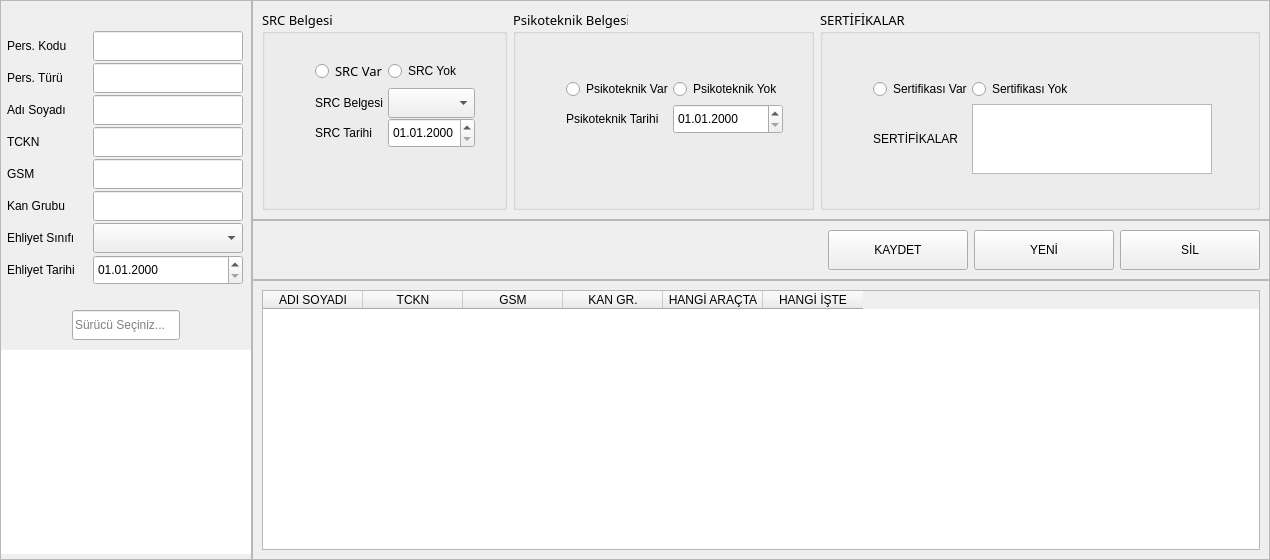
Before: the Qt Designer form ui/ui_files/drivers_window.ui in AyhanErcan70/SATTUP, drawn with Qt 5.
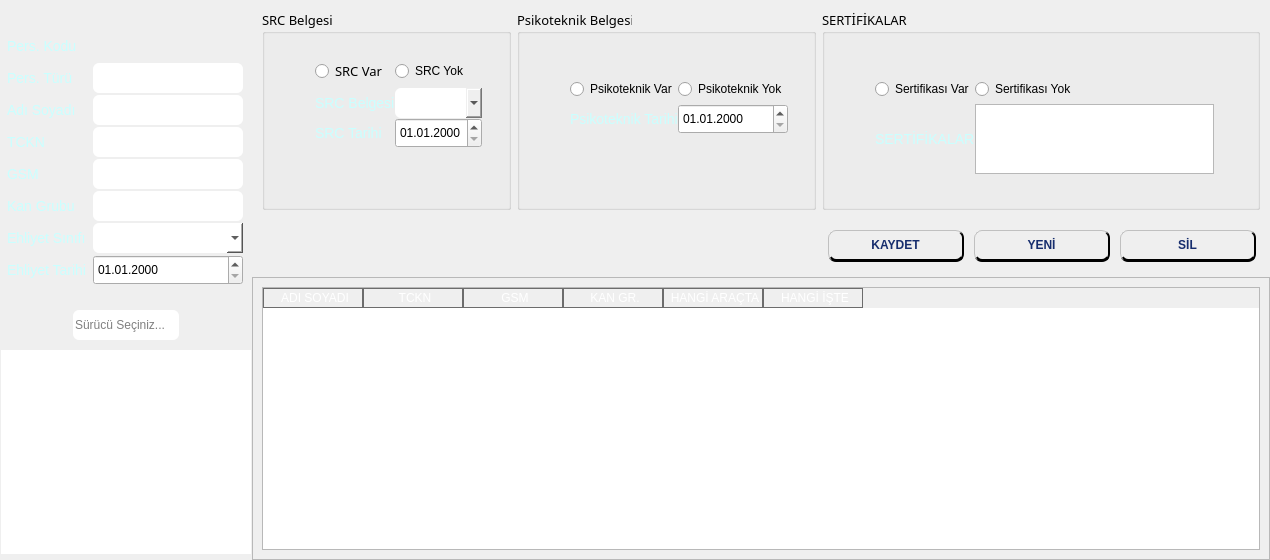
After: the same form once the commit is applied. Icons and pictures are not drawn.

Commit message: UI layout/style updates (designer)

The edit to the form file:
```diff
--- a/ui/ui_files/drivers_window.ui
+++ b/ui/ui_files/drivers_window.ui
@@ -14,7 +14,119 @@
    <string>Form</string>
   </property>
   <property name="styleSheet">
-   <string notr="true"/>
+   <string notr="true">QWidget#main_form{border-image: url(:/resimler/a22.png);}
+QWidget#main_form QLabel{color: rgb(202, 255, 255);font_family: &quot;Calibri&quot;;font-size: 14px;}
+
+QFrame#top_frame, QFrame#middle_n_frame, QFrame#middle_s_frame{background: transparent;}
+
+QFrame#top_frame QLineEdit#txt_personel_kodu, QFrame#top_frame QLineEdit#txt_musteri_kodu, QFrame#top_frame QLineEdit#txt_arac_kodu, QFrame#top_frame QLineEdit#txt_sozlesme_kodu{
+	border: none;
+	background:none;
+	background-color:transparent;
+	font-family: &quot;&quot;Poppins&quot;&quot;;
+	font-weight: bold;
+	font-size: 12pt;
+	text-align: center;
+	color:#00ff7f;
+}
+
+QFrame QLineEdit, QFrame QComboBox, QFrame QateEdit {
+	
+	background-color: #fff;
+	border-radius: 6px;
+} 
+QFrame QLineEdit:focus, QFrame QComboBox:focus, QFrame QateEdit:focus {
+	background-color: #ffff10;
+	border: 1px solid #da0000;
+	border-radius: 6px;
+} 
+
+QFrame#top_frame QLabel{color: rgb(202, 255, 255);font_family: &quot;Calibri&quot;;font-size: 14px;}
+QFrame#top_frame QLabel#lbl_photo{font-size: 10px;}
+
+QWidget#main_form QPushButton {
+	background-color: qlineargradient(x1:0, y1:0, x2:0, y2:1,
+                                      stop:0 #B0B0B0, stop: 0.5 #9D9D9D,
+                                      stop: 0.6 #8D8D8D, stop:1 #686868);
+    color: #162d6d;
+    font-family: 'Yu Gothic UI', sans-serif; 
+	font-weight: bold;   
+    font-size: 12px;
+    border-radius: 8px;
+	border-top: 1px solid #C0C0C0;
+    border-left: 1px solid #C0C0C0;
+    border-right: 2px solid #000; 
+    border-bottom: 3px solid #000; 
+	min-height: 28px;
+    margin-right: 4px; 
+    margin-bottom: 5px;    
+}
+QWidget#main_form QPushButton:hover {
+    color: #fff;
+   font-size:14px;
+    border-right: 4px solid #A9A9A9;
+    border-bottom: 5px solid #808080;
+}
+
+QWidget#main_form QPushButton:pressed {
+    color: #55ff00;
+    border-top: 2px solid #696969;
+    border-left: 2px solid #696969;
+    border-right: 1px solid #808080;   
+    border-bottom: 1px solid #808080;     
+    margin-top: 4px;  
+    margin-left: 0px; 
+    margin-bottom: 1px;
+    margin-right: 2px;    
+    padding-top: 10px;  
+}
+
+QFrame#top_frame QTableWidget{
+	color: #000;
+    background-color: #ffffff;
+    alternate-background-color: #cfd0d1;
+    gridline-color: #96999c;            
+    border: 1px solid #4e4e50;
+    border-radius: 4px;
+       
+    outline: 0;                        
+}
+QFrame#top_frame QHeaderView::section, QFrame#bottom_frame QHeaderView::section, QFrame#middle_n_frame QHeaderView::section, QFrame#middle_s_frame QHeaderView::section {
+    background-color: qlineargradient(x1:0, y1:0, x2:0, y2:1,
+                                      stop:0 #2246AA, stop: 0.5 #1A3580,
+                                      stop: 0.6 #162d6d, stop:1 #20409c);
+    color: white;
+    padding-left: 4px;
+    border: 1px solid #6c6c6c;
+}
+
+QFrame#top_frame QTableWidget::item, QFrame#bottom_frame QTableWidget::item, QFrame#middle_n_frame QTableWidget::item, QFrame#middle_s_frame QTableWidget::item {
+    padding: 2px 6px;
+    border-bottom: 1px solid #757779;
+}
+
+QFrame#top_frame QTableWidget::item:selected, QFrame#bottom_frame QTableWidget::item:selected, QFrame#middle_n_frame QTableWidget::item:selected, QFrame#middle_s_frame QTableWidget::item:selected {
+    background-color: #e1f5fe;
+    color: #162D6D;
+    border-left: 3px solid #01c4ff;  
+}
+
+QFrame#top_frame QTableWidget QTableCornerButton::section, QFrame#bottom_frame QTableWidget QTableCornerButton::section, QFrame#middle_n_frame QTableWidget QTableCornerButton::section, QFrame#middle_s_frame QTableWidget QTableCornerButton::section {
+    background-color: #162D6D;
+    border: none;
+}
+/*QWidget#main_form QComboBox::down-arrow {
+	image: url(:/simgeler/down-arrow2.png);}
+
+QWidget#main_form QComboBox::down-arrow:on { 
+    top: 1px;
+    left: 1px;
+}*/
+
+
+
+
+</string>
   </property>
   <layout class="QGridLayout" name="gridLayout_5">
    <property name="leftMargin">
@@ -1147,7 +1259,7 @@
         <property name="minimumSize">
          <size>
           <width>140</width>
-          <height>40</height>
+          <height>37</height>
          </size>
         </property>
         <property name="maximumSize">
@@ -1172,7 +1284,7 @@
         <property name="minimumSize">
          <size>
           <width>140</width>
-          <height>40</height>
+          <height>37</height>
          </size>
         </property>
         <property name="maximumSize">
@@ -1197,7 +1309,7 @@
         <property name="minimumSize">
          <size>
           <width>140</width>
-          <height>40</height>
+          <height>37</height>
          </size>
         </property>
         <property name="maximumSize">
```
Left out of the diff: 4 changed lines with no effect on the pictures. The commit also changes 6 other files.
